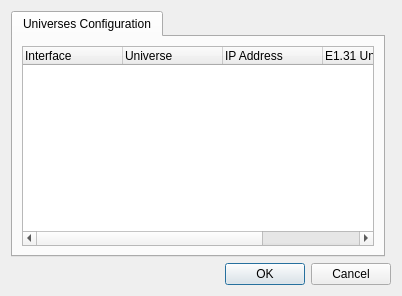
Before: the Qt Designer form plugins/E1.31/configuree131.ui in mcallegari/qlcplus, drawn with Qt 5.
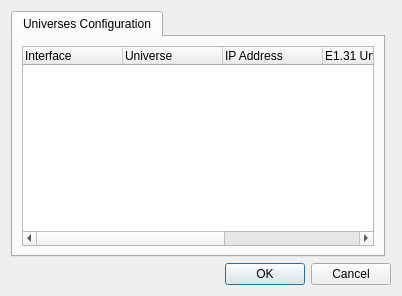
After: the same form once the commit is applied.

Commit message: Plugins/E1.31: Added Output Priority

```diff
--- a/plugins/E1.31/configuree131.ui
+++ b/plugins/E1.31/configuree131.ui
@@ -57,6 +57,11 @@
            <string>Transmission Mode</string>
           </property>
          </column>
+         <column>
+          <property name="text">
+           <string>Priority</string>
+          </property>
+         </column>
         </widget>
        </item>
       </layout>
```
The commit also changes 7 other files.
